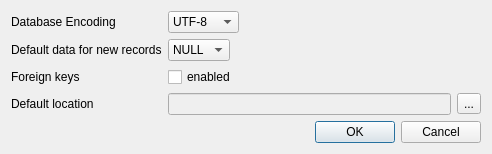
This is src/PreferencesDialog.ui in sqlitebrowser/sqlitebrowser as Qt 5 draws it before an edit. The edited form follows.
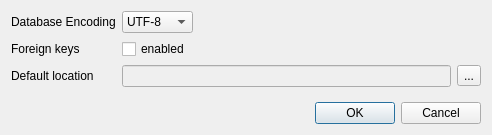
This is the edited form.

What changed in the file:
```diff
--- a/src/PreferencesDialog.ui
+++ b/src/PreferencesDialog.ui
@@ -7,7 +7,7 @@
     <x>0</x>
     <y>0</y>
     <width>492</width>
-    <height>147</height>
+    <height>135</height>
    </rect>
   </property>
   <property name="windowTitle">
@@ -47,35 +47,6 @@
       </widget>
      </item>
      <item row="1" column="0">
-      <widget class="QLabel" name="label_2">
-       <property name="text">
-        <string>Default data for new records</string>
-       </property>
-       <property name="buddy">
-        <cstring>defaultdataComboBox</cstring>
-       </property>
-      </widget>
-     </item>
-     <item row="1" column="1">
-      <widget class="QComboBox" name="defaultdataComboBox">
-       <item>
-        <property name="text">
-         <string>NULL</string>
-        </property>
-       </item>
-       <item>
-        <property name="text">
-         <string>0</string>
-        </property>
-       </item>
-       <item>
-        <property name="text">
-         <string>''</string>
-        </property>
-       </item>
-      </widget>
-     </item>
-     <item row="2" column="0">
       <widget class="QLabel" name="label_5">
        <property name="toolTip">
         <string>Open databases with foreign keys enabled.</string>
@@ -88,14 +59,14 @@
        </property>
       </widget>
      </item>
-     <item row="2" column="1">
+     <item row="1" column="1">
       <widget class="QCheckBox" name="foreignKeysCheckBox">
        <property name="text">
         <string>enabled</string>
        </property>
       </widget>
      </item>
-     <item row="3" column="0">
+     <item row="2" column="0">
       <widget class="QLabel" name="label_4">
        <property name="text">
         <string>Default location</string>
@@ -105,7 +76,7 @@
        </property>
       </widget>
      </item>
-     <item row="3" column="1">
+     <item row="2" column="1">
       <layout class="QHBoxLayout" name="horizontalLayout">
        <item>
         <widget class="QLineEdit" name="locationEdit">
```
Left out of the diff: 1 changed line with no effect on the pictures.
